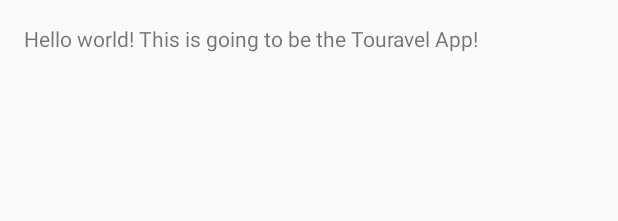
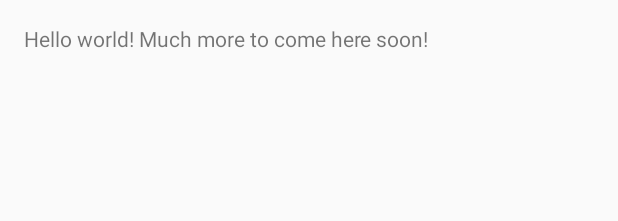
Before and after one commit to ekremney/touravel, an Android app: the layout activity_main.xml on its own in the app's theme, with its tools: preview values and no code run, on a phone screen of 412 x 824 dp. Shown: the top 221 px of the screen. Run offline under Robolectric (Android 15) with nearby library versions, the phone set to English and light mode, and no system bars.

Commit message:
Android first commit

```diff
--- a/android/app/src/main/res/values/strings.xml
+++ b/android/app/src/main/res/values/strings.xml
@@ -2,7 +2,7 @@
 <resources>
 
     <string name="app_name">Touravel</string>
-    <string name="hello_world">Hello world! This is going to be the Touravel App!</string>
+    <string name="hello_world">Hello world! Much more to come here soon!</string>
     <string name="action_settings">Settings</string>
     <string name="title_activity_splash_screen">SplashScreen</string>
 
```
Also changed, not shown: 1 other file.
